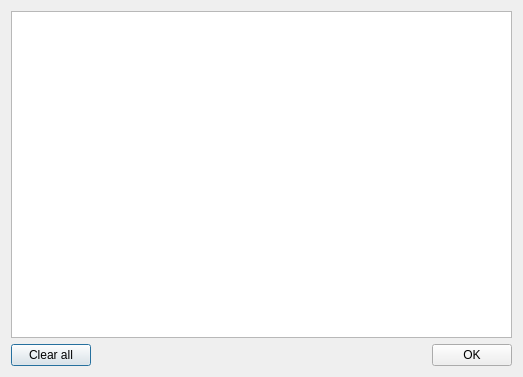
Qt form ctracklist.ui (PavelMr/skytechx) before a commit.
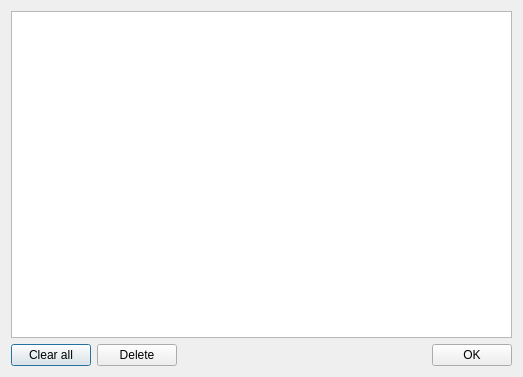
The same form after that commit.

What changed in the file:
```diff
--- a/ctracklist.ui
+++ b/ctracklist.ui
@@ -35,6 +35,13 @@
          </property>
         </widget>
        </item>
+       <item>
+        <widget class="QPushButton" name="pushButton_2">
+         <property name="text">
+          <string>Delete</string>
+         </property>
+        </widget>
+       </item>
        <item>
         <spacer name="horizontalSpacer">
          <property name="orientation">
```
